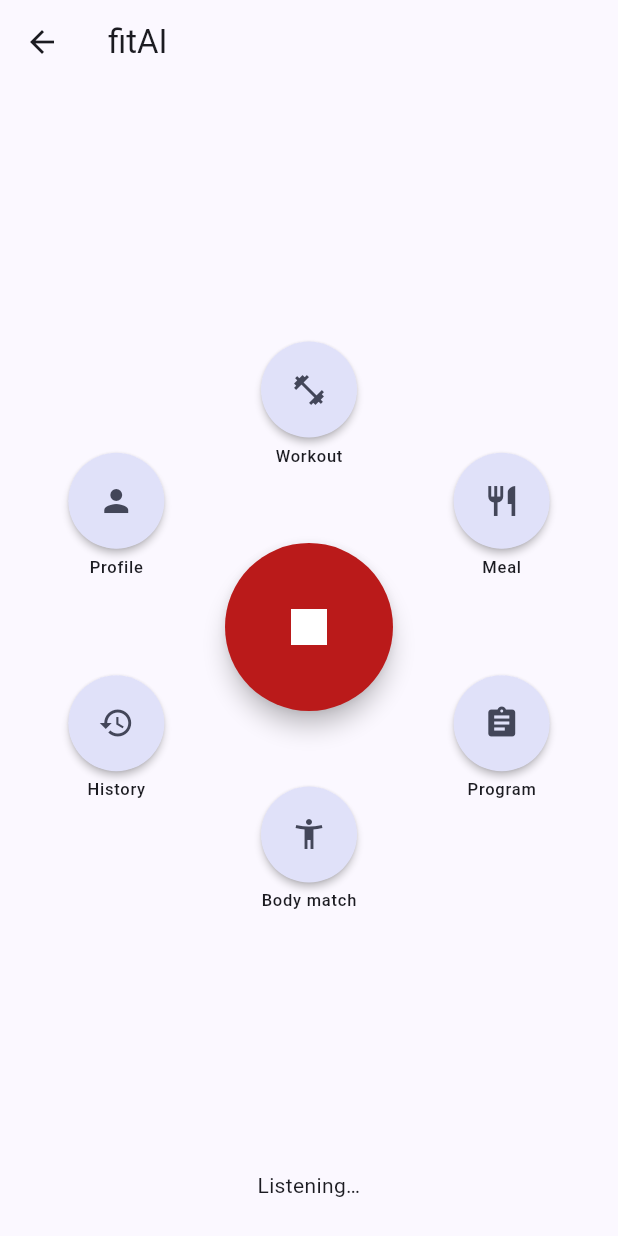
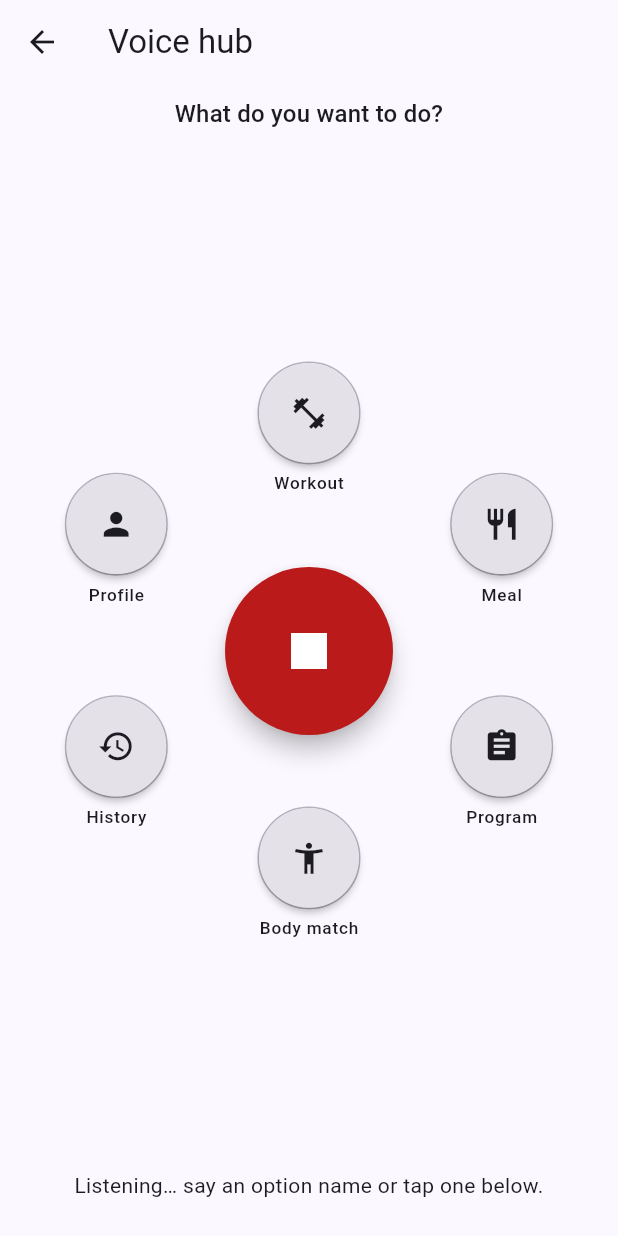
Before and after one commit to westerngazoo/sargentAI, a Flutter app: the VoiceHubScreen screen opened by its route, after a tap on the "mic" icon, on a phone screen of 412 x 824 dp. Run offline on Flutter 3.47's test engine with Material 3 defaults, Android fonts, the phone set to English and light mode, and no system bars; our stand-ins replace dio, flutter_riverpod, flutter_secure_storage, go_router, speech_to_text; accounts and stored records are empty.

Commit message:
fix(voice-hub): activate options when dictate mode stops
Dictation only committed on STT final results, so tapping stop after a
partial transcript left the ring options inert. Now stop processes the
latest transcript, highlights the matched option live while listening,
and shows clearer status copy.

Co-authored-by: Gustavo <gustavo.delgadillo@gmail.com>

```diff
--- a/mobile/lib/src/hub/voice_hub_screen.dart
+++ b/mobile/lib/src/hub/voice_hub_screen.dart
@@ -34,12 +34,15 @@ class _VoiceHubScreenState extends ConsumerState<VoiceHubScreen> {
   bool _listening = false;
   String _transcript = '';
   String? _hint;
+  bool _committed = false;
 
   Future<void> _toggleListening() async {
     final speech = ref.read(speechInputProvider);
     if (_listening) {
       await speech.stop();
-      if (mounted) setState(() => _listening = false);
+      if (!mounted) return;
+      setState(() => _listening = false);
+      _commitTranscript(_transcript);
       return;
     }
     final ready = await speech.initialize();
@@ -53,15 +56,22 @@ class _VoiceHubScreenState extends ConsumerState<VoiceHubScreen> {
       _listening = true;
       _transcript = '';
       _hint = null;
+      _committed = false;
     });
     await speech.listen((transcript, isFinal) {
       if (!mounted) return;
       setState(() => _transcript = transcript);
       if (isFinal) {
         setState(() => _listening = false);
-        _act(parseVoiceIntent(transcript));
+        _commitTranscript(transcript);
       }
     });
+  }
+
+  void _commitTranscript(String transcript) {
+    if (_committed) return;
+    _committed = true;
+    _act(parseVoiceIntent(transcript));
   }
 
   void _act(VoiceIntent intent) {
@@ -92,6 +102,19 @@ class _VoiceHubScreenState extends ConsumerState<VoiceHubScreen> {
     context.go('/session');
   }
 
+  String _statusText(String? matchedLabel) {
+    if (_listening) {
+      if (_transcript.isEmpty) {
+        return 'Listening… say an option name or tap one below.';
+      }
+      if (matchedLabel != null) {
+        return '“$_transcript” → $matchedLabel. Tap stop when done.';
+      }
+      return '“$_transcript”';
+    }
+    return _hint ?? 'Tap the mic and say what you want — or tap an option.';
+  }
+
   @override
   Widget build(BuildContext context) {
     final options = [
@@ -105,15 +128,26 @@ class _VoiceHubScreenState extends ConsumerState<VoiceHubScreen> {
       _HubOption(Icons.history, 'History', () => context.go('/home')),
       _HubOption(Icons.person, 'Profile', () => context.go('/onboarding')),
     ];
+    final matchedLabel =
+        _listening ? matchedHubOptionLabel(_transcript) : null;
 
     return Scaffold(
       appBar: AppBar(
-        title: const Text('fitAI'),
+        title: const Text('Voice hub'),
         leading: BackButton(onPressed: () => context.go('/home')),
       ),
       body: SafeArea(
         child: Column(
+          crossAxisAlignment: CrossAxisAlignment.stretch,
           children: [
+            Padding(
+              padding: const EdgeInsets.fromLTRB(24, 8, 24, 0),
+              child: Text(
+                'What do you want to do?',
+                textAlign: TextAlign.center,
+                style: Theme.of(context).textTheme.titleMedium,
+              ),
+            ),
             Expanded(
               child: LayoutBuilder(
                 builder: (context, constraints) {
@@ -128,7 +162,14 @@ class _VoiceHubScreenState extends ConsumerState<VoiceHubScreen> {
                       alignment: Alignment.center,
                       children: [
                         for (var i = 0; i < options.length; i++)
-                          _positioned(options[i], i, options.length, radius),
+                          _positioned(
+                            options[i],
+                            i,
+                            options.length,
+                            radius,
+                            listening: _listening,
+                            matched: options[i].label == matchedLabel,
+                          ),
                         _SpeakButton(
                           listening: _listening,
                           onTap: _toggleListening,
@@ -141,14 +182,20 @@ class _VoiceHubScreenState extends ConsumerState<VoiceHubScreen> {
             ),
             Padding(
               padding: const EdgeInsets.fromLTRB(24, 0, 24, 24),
+              child: AnimatedSwitcher(
+                duration: const Duration(milliseconds: 200),
                 child: Text(
-                _listening
-                    ? (_transcript.isEmpty ? 'Listening…' : '“$_transcript”')
-                    : (_hint ??
-                        'Tap the mic and say what you want to do — '
-                            'or tap an option.'),
+                  _statusText(matchedLabel),
+                  key: ValueKey(_statusText(matchedLabel)),
                   textAlign: TextAlign.center,
-                style: Theme.of(context).textTheme.bodyMedium,
+                  style: Theme.of(context).textTheme.bodyMedium?.copyWith(
+                        color: matchedLabel != null
+                            ? Theme.of(context).colorScheme.primary
+                            : null,
+                        fontWeight:
+                            matchedLabel != null ? FontWeight.w600 : null,
+                      ),
+                ),
               ),
             ),
           ],
@@ -158,11 +205,22 @@ class _VoiceHubScreenState extends ConsumerState<VoiceHubScreen> {
   }
 
   /// Places option [i] of [n] on the ring, starting at 12 o'clock.
-  Widget _positioned(_HubOption option, int i, int n, double radius) {
+  Widget _positioned(
+    _HubOption option,
+    int i,
+    int n,
+    double radius, {
+    required bool listening,
+    required bool matched,
+  }) {
     final angle = -math.pi / 2 + 2 * math.pi * i / n;
     return Transform.translate(
       offset: Offset(radius * math.cos(angle), radius * math.sin(angle)),
-      child: _OptionButton(option: option),
+      child: _OptionButton(
+        option: option,
+        listening: listening,
+        matched: matched,
+      ),
     );
   }
 }
@@ -189,7 +247,7 @@ class _SpeakButton extends StatelessWidget {
           child: Icon(
             listening ? Icons.stop : Icons.mic,
             size: 48,
-            color: cs.onPrimary,
+            color: listening ? cs.onError : cs.onPrimary,
           ),
         ),
       ),
@@ -198,32 +256,82 @@ class _SpeakButton extends StatelessWidget {
 }
 
 class _OptionButton extends StatelessWidget {
-  const _OptionButton({required this.option});
+  const _OptionButton({
+    required this.option,
+    required this.listening,
+    required this.matched,
+  });
 
   final _HubOption option;
+  final bool listening;
+  final bool matched;
 
   @override
   Widget build(BuildContext context) {
     final cs = Theme.of(context).colorScheme;
-    return InkWell(
+    final bg = matched
+        ? cs.primaryContainer
+        : listening
+            ? cs.surfaceContainerHighest
+            : cs.secondaryContainer;
+    final fg = matched
+        ? cs.onPrimaryContainer
+        : listening
+            ? cs.onSurface
+            : cs.onSecondaryContainer;
+    final scale = matched ? 1.12 : listening ? 1.04 : 1.0;
+
+    return AnimatedScale(
+      scale: scale,
+      duration: const Duration(milliseconds: 200),
+      curve: Curves.easeOut,
+      child: InkWell(
         borderRadius: BorderRadius.circular(12),
         onTap: option.onTap,
         child: Column(
           mainAxisSize: MainAxisSize.min,
           children: [
-          Material(
+            AnimatedContainer(
+              duration: const Duration(milliseconds: 200),
+              decoration: BoxDecoration(
+                shape: BoxShape.circle,
+                border: matched
+                    ? Border.all(color: cs.primary, width: 3)
+                    : listening
+                        ? Border.all(
+                            color: cs.outline.withValues(alpha: 0.5), width: 1)
+                        : null,
+                boxShadow: matched
+                    ? [
+                        BoxShadow(
+                          color: cs.primary.withValues(alpha: 0.35),
+                          blurRadius: 12,
+                          spreadRadius: 2,
+                        ),
+                      ]
+                    : null,
+              ),
+              child: Material(
                 shape: const CircleBorder(),
-            color: cs.secondaryContainer,
-            elevation: 2,
+                color: bg,
+                elevation: matched ? 4 : 2,
                 child: SizedBox(
                   width: 64,
                   height: 64,
-              child: Icon(option.icon, color: cs.onSecondaryContainer),
+                  child: Icon(option.icon, color: fg),
+                ),
               ),
             ),
             const SizedBox(height: 4),
-          Text(option.label, style: Theme.of(context).textTheme.labelSmall),
+            Text(
+              option.label,
+              style: Theme.of(context).textTheme.labelSmall?.copyWith(
+                    fontWeight: matched ? FontWeight.w700 : FontWeight.w500,
+                    color: matched ? cs.primary : null,
+                  ),
+            ),
           ],
+        ),
       ),
     );
   }
--- a/mobile/lib/src/hub/voice_intent.dart
+++ b/mobile/lib/src/hub/voice_intent.dart
@@ -49,6 +49,38 @@ class UnknownIntent extends VoiceIntent {
   const UnknownIntent(this.transcript);
 
   final String transcript;
+}
+
+/// Hub ring labels — kept in sync with [VoiceHubScreen] option order.
+const hubOptionLabels = [
+  'Workout',
+  'Meal',
+  'Program',
+  'Body match',
+  'History',
+  'Profile',
+];
+
+/// Maps a parsed intent to the hub ring label it activates, if any.
+String? hubOptionLabelForIntent(VoiceIntent intent) => switch (intent) {
+      LogWorkoutIntent() => 'Workout',
+      LogMealIntent() => 'Meal',
+      ShowProgramIntent() => 'Program',
+      BodyMatchIntent() => 'Body match',
+      ShowHistoryIntent() => 'History',
+      ShowProfileIntent() => 'Profile',
+      UnknownIntent() => null,
+    };
+
+/// Best-effort match for live ring highlighting while the user dictates.
+/// Checks spoken option names first, then keyword intent parsing.
+String? matchedHubOptionLabel(String transcript) {
+  final t = transcript.toLowerCase().trim();
+  if (t.isEmpty) return null;
+  for (final label in hubOptionLabels) {
+    if (t.contains(label.toLowerCase())) return label;
+  }
+  return hubOptionLabelForIntent(parseVoiceIntent(transcript));
 }
 
 /// Parses a transcript into a [VoiceIntent]. Case-insensitive, first match
```
Also changed, not shown: 2 other files. Lines whose indentation alone changed are shown as unchanged.
